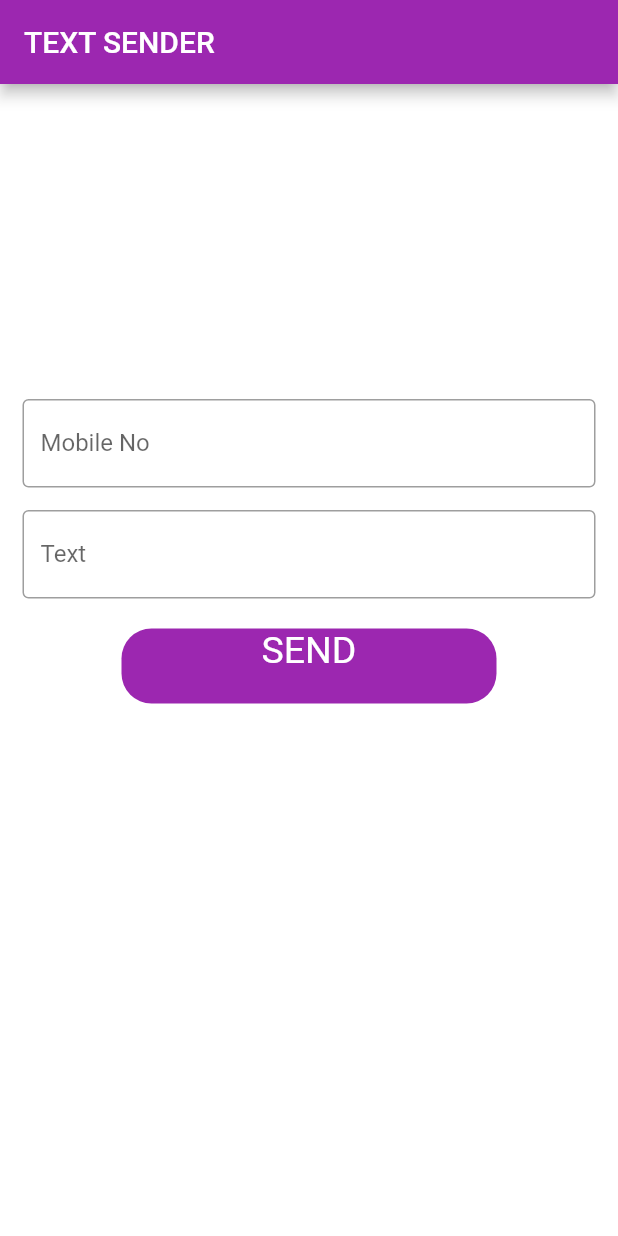
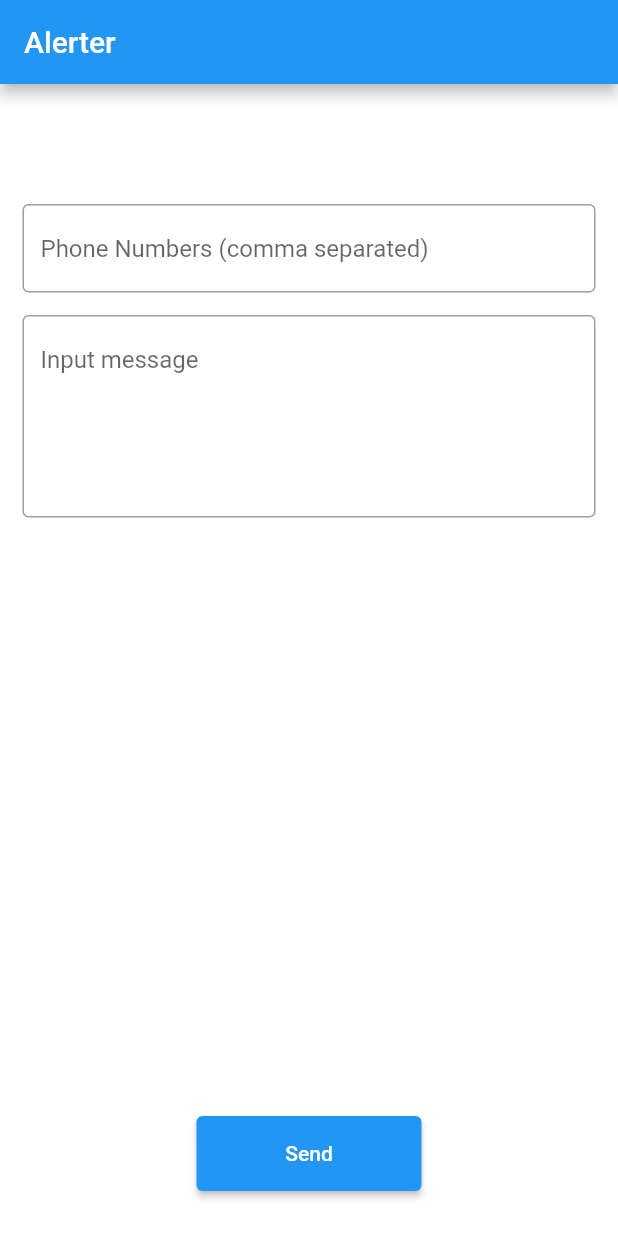
Before and after one commit to SaifAliS/Text_sender, a Flutter app: the screen it shows after launch, on a phone screen of 412 x 824 dp. Run offline on Flutter 3.47's test engine with Material 2 defaults, Android fonts, the phone set to English and light mode, and no system bars; our stand-ins replace dio.

Commit message:
added send sms msg

```diff
--- a/lib/main.dart
+++ b/lib/main.dart
@@ -1,3 +1,4 @@
+import 'package:dio/dio.dart';
 import 'package:flutter/material.dart';
 
 void main() {
@@ -10,7 +11,9 @@ class MyApp extends StatelessWidget {
     return MaterialApp(
       debugShowCheckedModeBanner: false,
       home: LoginDemo(),
-      theme: ThemeData(primarySwatch: Colors.purple),
+      theme: ThemeData(
+        primarySwatch: Colors.blue,
+      ),
     );
   }
 }
@@ -21,24 +24,46 @@ class LoginDemo extends StatefulWidget {
 }
 
 class _LoginDemoState extends State<LoginDemo> {
+  final Dio dio = Dio();
+
+  @override
+  void initState() {
+    super.initState();
+  }
+
+  void sendSms() async {
+    try {
+      print("SENDING....");
+      final res =
+          await dio.post("https://api.textlocal.in/send/", queryParameters: {
+        "apikey": "Mzc0NTM3NzM3NTc2NDEzODQ2MzM0YjU1NTc3NTc3Njk=",
+        "numbers": "917095832240",
+        "message":
+            "Hi there, thank you for sending your first test message from Textlocal. See how you can send effective SMS campaigns here: https://tx.gl/r/2nGVj/",
+        "sender": "600010",
+        "test": true,
+      });
+      print("DONE...");
+      print(res.data);
+    } catch (e) {
+      print(e);
+    }
+  }
+
   @override
   Widget build(BuildContext context) {
     return Scaffold(
       backgroundColor: Colors.white,
       appBar: AppBar(
         title: Text(
-          "TEXT SENDER",
+          "Alerter",
           textAlign: TextAlign.center,
         ),
       ),
-      body: SingleChildScrollView(
-        child: Column(
+      body: Column(
         children: <Widget>[
-            Padding(
-              padding: const EdgeInsets.only(top: 60.0),
-            ),
-            SizedBox(
-              height: 150,
+          const SizedBox(
+            height: 80,
           ),
           Padding(
             //padding: const EdgeInsets.only(left:15.0,right: 15.0,top:0,bottom: 0),
@@ -46,8 +71,7 @@ class _LoginDemoState extends State<LoginDemo> {
             child: TextField(
               decoration: InputDecoration(
                   border: OutlineInputBorder(),
-                    labelText: 'Mobile No',
-                    hintText: 'Enter valid Mobile No as 1234567890'),
+                  hintText: 'Phone Numbers (comma separated)'),
             ),
           ),
           Padding(
@@ -55,33 +79,26 @@ class _LoginDemoState extends State<LoginDemo> {
                 left: 15.0, right: 15.0, top: 15, bottom: 0),
             //padding: EdgeInsets.symmetric(horizontal: 15),
             child: TextField(
-                obscureText: true,
+              maxLines: 5,
               decoration: InputDecoration(
                   border: OutlineInputBorder(),
-                    labelText: 'Text',
-                    hintText: 'Enter Text you want to send'),
+                  // labelText: 'Text',
+                  hintText: 'Input message'),
             ),
           ),
+          Spacer(),
           SizedBox(
-              height: 20,
-            ),
-            GestureDetector(
-              child: Container(
             height: 50,
-                width: 250,
-                decoration: BoxDecoration(
-                    color: Colors.purple,
-                    borderRadius: BorderRadius.circular(20)),
-                child: Text(
-                  'SEND',
-                  textAlign: TextAlign.center,
-                  style: TextStyle(color: Colors.white, fontSize: 25),
+            width: 150,
+            child: ElevatedButton(
+              onPressed: () {
+                sendSms();
+              },
+              child: Text("Send"),
             ),
           ),
-              onTap: () {},
-            ),
+          SizedBox(height: 30),
         ],
-        ),
       ),
     );
   }
--- a/pubspec.yaml
+++ b/pubspec.yaml
@@ -29,6 +29,7 @@ environment:
 dependencies:
   flutter:
     sdk: flutter
+  dio: ^4.0.4
 
 
   # The following adds the Cupertino Icons font to your application.
```
Also changed, not shown: pubspec.lock, 1 other file. Lines whose indentation alone changed are shown as unchanged.
